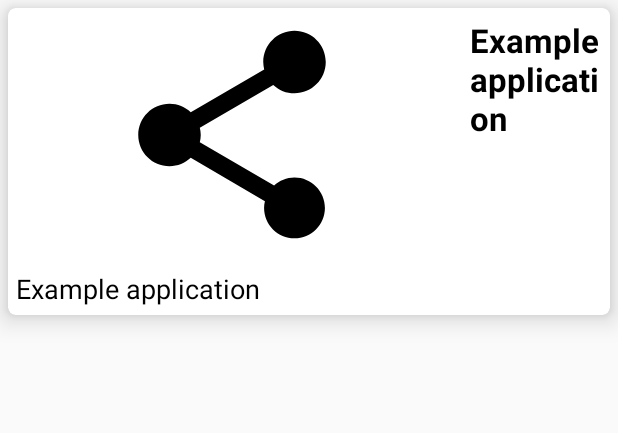
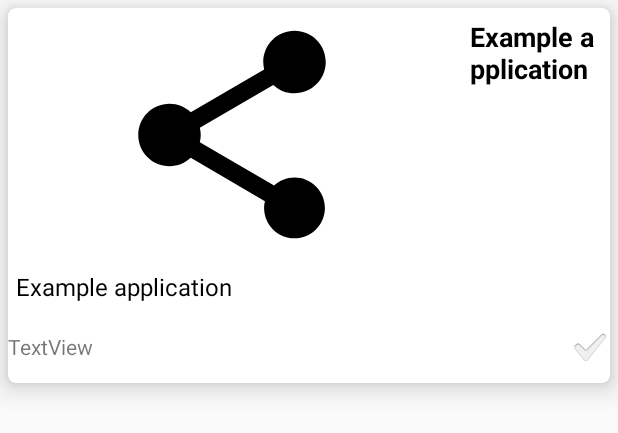
Before and after one commit to muhammedkorkmaz/LearnEnglish, an Android app: the layout custom_view_feed.xml on its own in the app's theme, with its tools: preview values and no code run, on a phone screen of 412 x 824 dp. Shown: the top 433 px of the screen. Run offline under Robolectric (Android 15) with nearby library versions, the phone set to English and light mode, and no system bars.

```diff
--- a/app/src/main/AndroidManifest.xml
+++ b/app/src/main/AndroidManifest.xml
@@ -4,6 +4,7 @@
 
     <uses-permission android:name="android.permission.INTERNET" />
     <uses-permission android:name="android.permission.WAKE_LOCK" />
+    <uses-permission android:name="com.samsung.android.providers.context.permission.WRITE_USE_APP_FEATURE_SURVEY"/>
 
     <application
         android:allowBackup="true"
--- a/app/src/main/res/layout/custom_view_feed.xml
+++ b/app/src/main/res/layout/custom_view_feed.xml
@@ -10,7 +10,7 @@
     card_view:cardCornerRadius="5dp"
     card_view:layout_collapseParallaxMultiplier="0.0">
 
-    <LinearLayout
+    <RelativeLayout
         android:layout_width="match_parent"
         android:layout_height="match_parent"
         android:orientation="vertical">
@@ -20,7 +20,8 @@
             android:id="@+id/layout_feed"
             android:layout_width="match_parent"
             android:layout_height="wrap_content"
-            android:padding="1dip">
+            android:padding="1dip"
+            android:layout_alignParentTop="true">
             <!-- android:layout_height="?android:attr/listPreferredItemHeight"-->
 
 
@@ -44,7 +45,7 @@
                     android:layout_margin="5dp"
                     android:text="Example application"
                     android:textColor="@color/black"
-                    android:textSize="22sp"
+                    android:textSize="18sp"
                     android:textStyle="bold" />
 
             </LinearLayout>
@@ -58,9 +59,32 @@
             android:layout_height="wrap_content"
             android:layout_gravity="center"
             android:layout_margin="5dp"
+            android:layout_below="@+id/layout_feed"
             android:text="Example application"
             android:textColor="@color/black"
-            android:textSize="18sp" />
+            android:textSize="16sp" />
 
-    </LinearLayout>
+        <RelativeLayout
+            android:layout_width="match_parent"
+            android:layout_height="wrap_content"
+            android:orientation="horizontal"
+            android:layout_below="@+id/textView_feedDescription">
+
+            <TextView
+                android:id="@+id/textView"
+                android:layout_width="wrap_content"
+                android:layout_height="wrap_content"
+                android:layout_alignParentLeft="true"
+                android:layout_centerVertical="true"
+                android:text="TextView" />
+
+            <ImageView
+                android:id="@+id/imageView"
+                android:layout_width="wrap_content"
+                android:layout_height="wrap_content"
+                android:layout_alignParentRight="true"
+                card_view:srcCompat="?android:attr/textCheckMark" />
+        </RelativeLayout>
+
+    </RelativeLayout>
 </android.support.v7.widget.CardView>
--- a/app/src/main/res/values/strings.xml
+++ b/app/src/main/res/values/strings.xml
@@ -15,6 +15,7 @@
     <string name="mediaPause">Pause</string>
 
     <string name="banner_ad_unit_id">ca-app-pub-2936048571204455/1167623897</string>
+    <string name="rewarded_ad_unit_id">ca-app-pub-2936048571204455/1307405878</string>
 
     <!-- TODO: Remove or change this placeholder text -->
     <string name="hello_blank_fragment">Hello blank fragment</string>
--- /dev/null
+++ b/settings.gradle
@@ -0,0 +1 @@
+include ':app'
```
Also changed, not shown: app/src/main/java/com/softonetech/learnenglish/DramaDetailActivity.java (+4 -12 lines), build.gradle (added, +28 -0 lines), gradle.properties (added, +17 -0 lines), app/src/main/res/drawable/checked.png (added), app/src/main/res/drawable/unchecked.png (added), gradle/wrapper/gradle-wrapper.properties (added), 6 other files.
